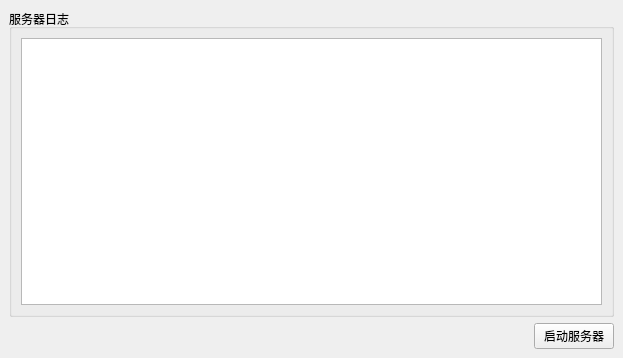
Above: ChatServer/mainwindow.ui from mandif/test_github before the change. Below: the same form after it.
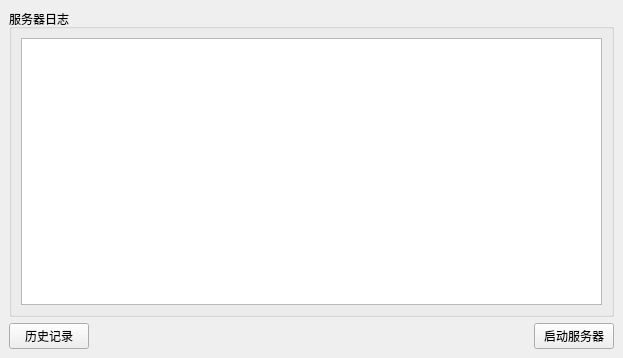
That is the form after the change.

Commit message: finish design history dialog pop up

Diff of the .ui file:
```diff
--- a/ChatServer/mainwindow.ui
+++ b/ChatServer/mainwindow.ui
@@ -28,6 +28,15 @@
      </widget>
     </item>
     <item>
+     <layout class="QHBoxLayout" name="horizontalLayout_2">
+      <item>
+       <widget class="QPushButton" name="historyButton">
+        <property name="text">
+         <string>历史记录</string>
+        </property>
+       </widget>
+      </item>
+      <item>
      <layout class="QHBoxLayout" name="horizontalLayout">
       <item>
        <spacer name="horizontalSpacer">
@@ -48,6 +57,8 @@
          <string>启动服务器</string>
         </property>
        </widget>
+        </item>
+       </layout>
       </item>
      </layout>
     </item>
```
Lines whose indentation alone changed are shown as unchanged. The commit also changes 10 other files.
